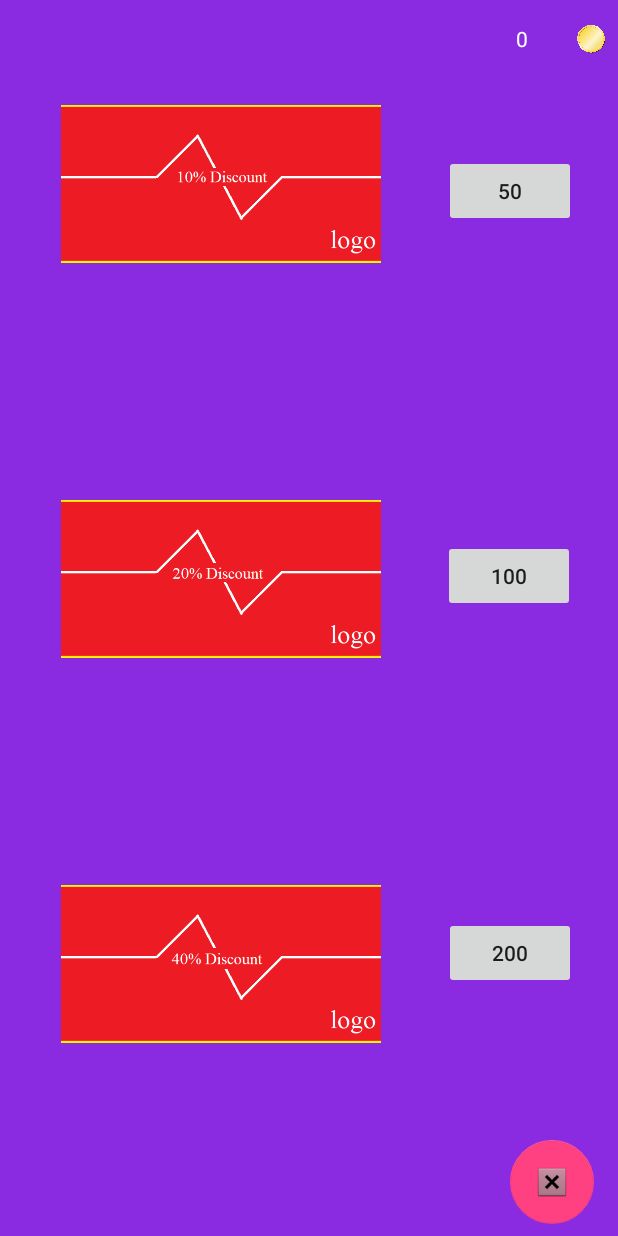
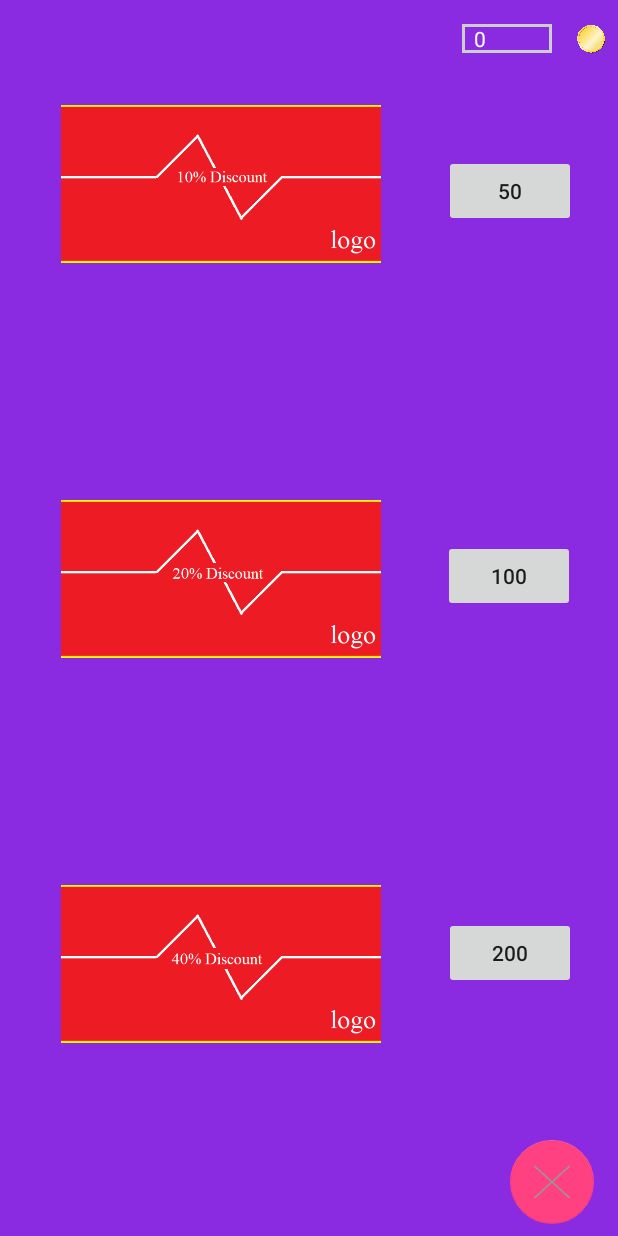
Before and after one commit to alvindrakes/HealthcareApp, an Android app: the layout store.xml on its own in the app's theme, with its tools: preview values and no code run, on a phone screen of 412 x 824 dp. Run offline under Robolectric (Android 15) with nearby library versions, the phone set to English and light mode, and no system bars.

Commit message:
added border
border

```diff
--- /dev/null
+++ b/app/src/main/res/drawable/border.xml
@@ -0,0 +1,7 @@
+<?xml version="1.0" encoding="utf-8"?>
+<shape xmlns:android="http://schemas.android.com/apk/res/android"
+    android:shape="rectangle" >
+    <stroke
+        android:width="2dp"
+        android:color="#cdcdcd" />
+</shape>
--- a/app/src/main/res/layout/activity_main.xml
+++ b/app/src/main/res/layout/activity_main.xml
@@ -38,7 +38,7 @@
             android:layout_height="wrap_content"
             android:layout_gravity="bottom|end"
             android:layout_margin="@dimen/fab_margin"
-            app:srcCompat="@android:drawable/ic_dialog_email" />
+            app:srcCompat="@drawable/mini" />
 
         <android.support.design.widget.AppBarLayout
         android:id="@+id/appBarLayout"
--- a/app/src/main/res/layout/store.xml
+++ b/app/src/main/res/layout/store.xml
@@ -107,7 +107,7 @@
                 app:layout_constraintStart_toStartOf="parent"
                 app:layout_constraintTop_toTopOf="parent"
                 app:layout_constraintVertical_bias="0.995"
-                app:srcCompat="@android:drawable/btn_dialog" />
+                app:srcCompat="@drawable/x" />
 
             <ImageView
                 android:id="@+id/coin2"
@@ -124,16 +124,19 @@
 
             <TextView
                 android:id="@+id/amount2"
-                android:layout_width="40dp"
-                android:layout_height="20dp"
+                android:layout_width="60dp"
+                android:layout_height="19dp"
                 android:layout_alignTop="@+id/coin2"
                 android:layout_marginBottom="8dp"
                 android:layout_marginEnd="16dp"
                 android:layout_marginStart="8dp"
                 android:layout_marginTop="16dp"
                 android:layout_toStartOf="@+id/coin2"
+                android:background="@drawable/border"
+                android:gravity="left"
+                android:paddingLeft="8dp"
                 android:text="@string/_0"
-                android:textAlignment="center"
+                android:textAlignment="gravity"
                 android:textColor="#FFFFFF"
                 app:layout_constraintBottom_toBottomOf="parent"
                 app:layout_constraintEnd_toStartOf="@+id/coin2"
```
Also changed, not shown: app/src/main/res/layout/content_main.xml (+6 -3 lines), app/src/main/res/drawable/mini.png (added), app/src/main/res/drawable/moon_new.png (added), app/src/main/res/drawable/saturn_new.png (added), app/src/main/res/drawable/x.png (added).
